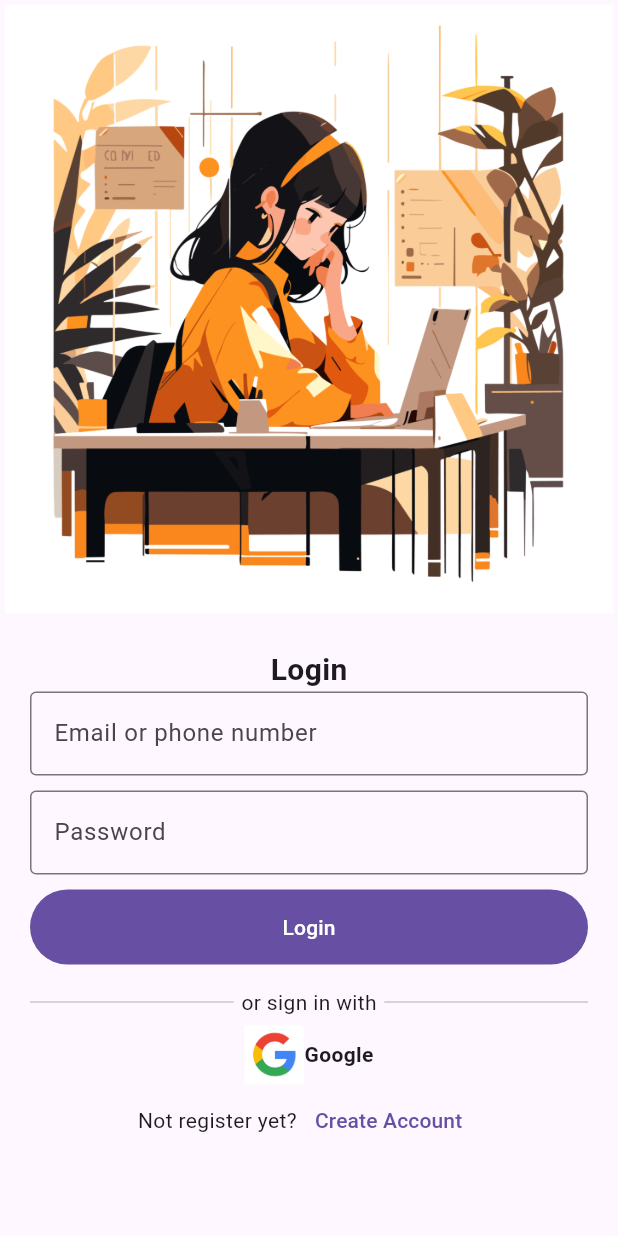
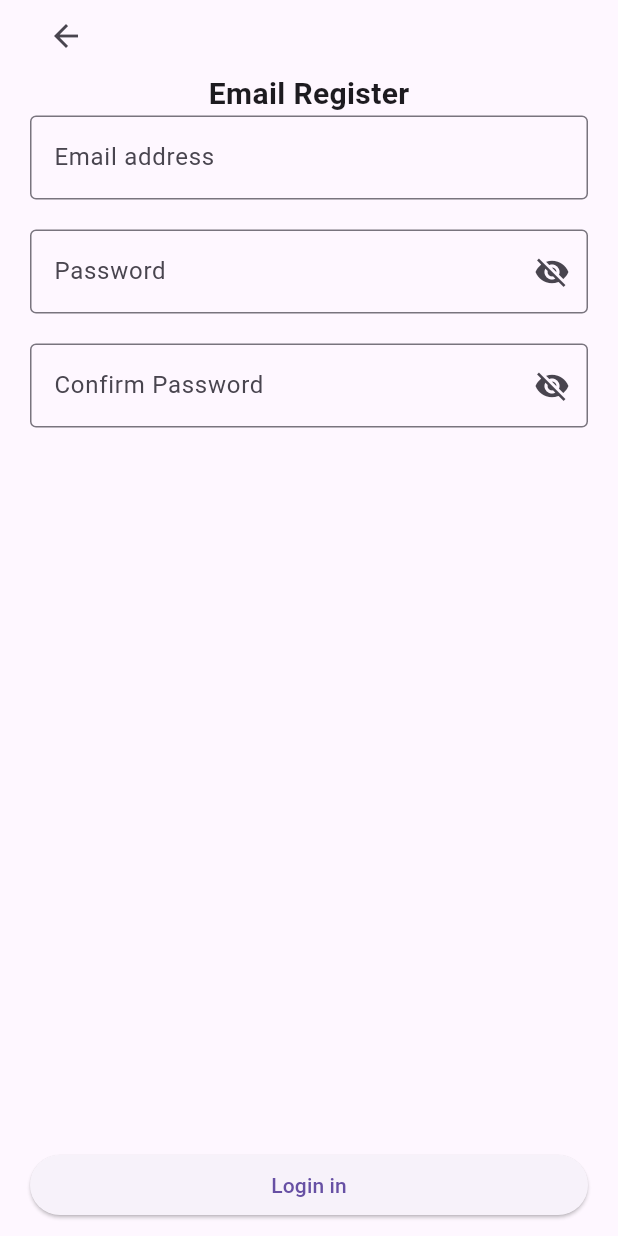
Before and after one commit to 1031531798/flutter_words, a Flutter app: the screen it shows after launch, after a tap on "Create Account", on a phone screen of 412 x 824 dp. Run offline on Flutter 3.47's test engine with Material 2 defaults, Android fonts, the light colour scheme and no system bars.

Commit message:
feat(路由配置): 登陆页和注册页开发

```diff
--- a/lib/app.dart
+++ b/lib/app.dart
@@ -1,5 +1,4 @@
 import 'package:flutter/material.dart';
-
 import 'home.dart';
 import 'login.dart';
 
@@ -13,7 +12,6 @@ class WordRecordApp extends StatelessWidget {
       initialRoute: '/login',
       routes: {
         '/login': (BuildContext context) => const LoginPage(),
-        '/login': (BuildContext context) => const LoginPage(),
         '/': (BuildContext context) => const HomePage(),
       },
       theme: ThemeData.light(useMaterial3: true),
--- a/lib/login.dart
+++ b/lib/login.dart
@@ -1,4 +1,5 @@
 import 'package:flutter/material.dart';
+import 'package:words_record/register/email_register.dart';
 
 class LoginPage extends StatefulWidget {
   const LoginPage({super.key});
@@ -13,7 +14,9 @@ class _LoginPageState extends State<LoginPage> {
     return const Image(image: AssetImage('assets/images/login_bg.png'));
   }
 
-  void goRegister() {}
+  void goRegister() {
+    Navigator.push(context, MaterialPageRoute(builder: (context) => const EmailRegisterPage()),);
+  }
 
   void loginHandle() {}
   void googleLogin() {}
--- /dev/null
+++ b/lib/register/email_register.dart
@@ -0,0 +1,120 @@
+import 'package:flutter/material.dart';
+import 'package:words_record/home.dart';
+
+class EmailRegisterPage extends StatefulWidget {
+  const EmailRegisterPage({super.key});
+
+  @override
+  State<StatefulWidget> createState() {
+    return _EmailRegisterPage();
+  }
+}
+
+class _EmailRegisterPage extends State<EmailRegisterPage> {
+  bool showPassword = true;
+  final _emailController = TextEditingController();
+  final _passwordController = TextEditingController();
+  final _confirmPasswordController = TextEditingController();
+  void backLogin() {
+    Navigator.pop(context);
+  }
+
+  void handleRegister() {
+    Navigator.push(context, MaterialPageRoute(builder: (context) => const HomePage()));
+  }
+
+  void changeShowPassword() {
+    setState(() {
+      showPassword = !showPassword;
+    });
+  }
+
+  @override
+  Widget build(BuildContext context) {
+    Icon showPasswordIcon = showPassword == true
+        ? const Icon(Icons.visibility_off)
+        : const Icon(Icons.visibility);
+    return Scaffold(
+        body: SafeArea(
+          child: Container(
+            padding: const EdgeInsets.only(left: 20, right: 20),
+            child: Column(
+              children: [
+                Row(
+                  mainAxisAlignment: MainAxisAlignment.start,
+                  children: [
+                    IconButton(
+                        onPressed: backLogin, icon: const Icon(Icons.arrow_back))
+                  ],
+                ),
+                const Text("Email Register",
+                    style: TextStyle(fontWeight: FontWeight.bold, fontSize: 20)),
+                Expanded(
+                  child: Column(
+                    mainAxisSize: MainAxisSize.max,
+                    mainAxisAlignment: MainAxisAlignment.spaceBetween,
+                    children: [
+                      Column(
+                        children: [
+                          Padding(
+                            padding: const EdgeInsets.only(bottom: 20),
+                            child: TextField(
+                              controller: _emailController,
+                              decoration: const InputDecoration(
+                                border: OutlineInputBorder(),
+                                labelText: 'Email address',
+                              ),
+                            ),
+                          ),
+                          Padding(
+                            padding: const EdgeInsets.only(bottom: 20),
+                            child: TextField(
+                              controller: _passwordController,
+                              obscureText: showPassword,
+                              textAlignVertical: TextAlignVertical.center,
+                              decoration: InputDecoration(
+                                border: const OutlineInputBorder(),
+                                suffixIcon: IconButton(
+                                  onPressed: changeShowPassword,
+                                  icon: showPasswordIcon,
+                                ),
+                                labelText: 'Password',
+                              ),
+                            ),
+                          ),
+                          TextField(
+                            controller: _confirmPasswordController,
+                            obscureText: showPassword,
+                            textAlignVertical: TextAlignVertical.center,
+                            decoration: InputDecoration(
+                              border: const OutlineInputBorder(),
+                              suffixIcon: IconButton(
+                                onPressed: changeShowPassword,
+                                icon: showPasswordIcon,
+                              ),
+                              labelText: 'Confirm Password',
+                            ),
+                          ),
+                        ],
+                      ),
+                      Column(
+                        children: [
+                          Container(
+                            padding: const EdgeInsets.only(top: 10, bottom: 10),
+                            width: MediaQuery.of(context).size.width,
+                            child: ElevatedButton(
+                              onPressed: handleRegister,
+                              child: const Text('Login in'),
+                            ),
+                          )
+                        ],
+                      )
+                    ],
+                  ),
+                )
+              ],
+            ),
+          ),
+        ));
+  }
+}
```
Also changed, not shown: lib/components/password_field.dart (added, +38 -0 lines), lib/nav_bar.dart (+3 -5 lines), lib/register.dart (+98 -9 lines).
